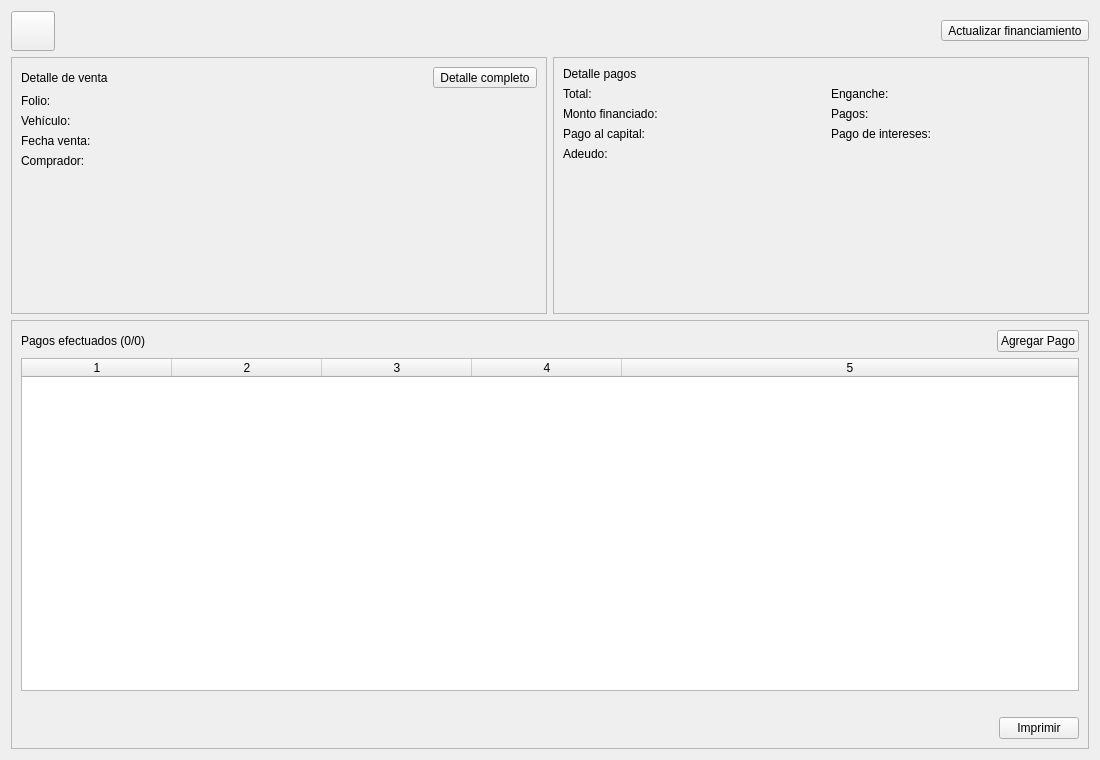
ShibaK7/seminuevos, file src/presentation/commercial/saledetails/SaleDetails.ui: the form before one commit.
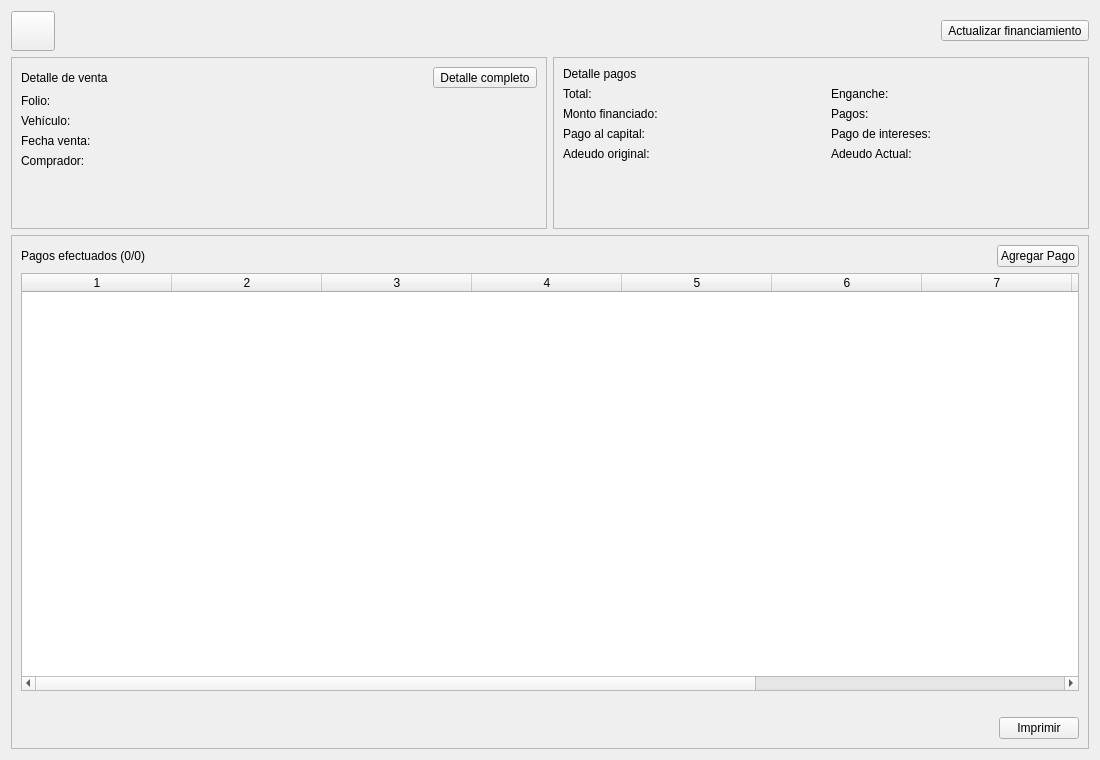
The form after the commit. Icons and pictures are not drawn.

Commit message: Funtionality of front and back on commercial module main view

```diff
--- a/src/presentation/commercial/saledetails/SaleDetails.ui
+++ b/src/presentation/commercial/saledetails/SaleDetails.ui
@@ -10,7 +10,7 @@
     <height>760</height>
    </rect>
   </property>
-  <layout class="QVBoxLayout" name="mainLayout" stretch="0,3,5">
+  <layout class="QVBoxLayout" name="mainLayout" stretch="0,3,9">
    <item>
     <layout class="QHBoxLayout" name="topBarLayout">
      <item>
@@ -326,13 +326,27 @@
            </widget>
           </item>
           <item row="3" column="0">
+           <widget class="QLabel" name="originalDueLabel">
+            <property name="text">
+             <string>Adeudo original:</string>
+            </property>
+           </widget>
+          </item>
+          <item row="3" column="1">
+           <widget class="QLabel" name="originalDueValue">
+            <property name="text">
+             <string/>
+            </property>
+           </widget>
+          </item>
+          <item row="3" column="2">
            <widget class="QLabel" name="balanceDueLabel">
             <property name="text">
-             <string>Adeudo:</string>
+             <string>Adeudo Actual:</string>
             </property>
            </widget>
           </item>
-          <item row="3" column="1">
+          <item row="3" column="3">
            <widget class="QLabel" name="balanceDueValue">
             <property name="text">
              <string/>
@@ -429,7 +443,7 @@
          <bool>true</bool>
         </property>
         <property name="columnCount">
-         <number>5</number>
+         <number>10</number>
         </property>
         <property name="supportedDragActions">
          <set>Qt::DropAction::CopyAction</set>
@@ -448,6 +462,11 @@
         <column/>
         <column/>
         <column/>
+        <column/>
+        <column/>
+        <column/>
+        <column/>
+        <column/>
        </widget>
       </item>
       <item>
```
Left out of the diff: 3 changed lines with no effect on the pictures. The commit also changes 20 other files.
